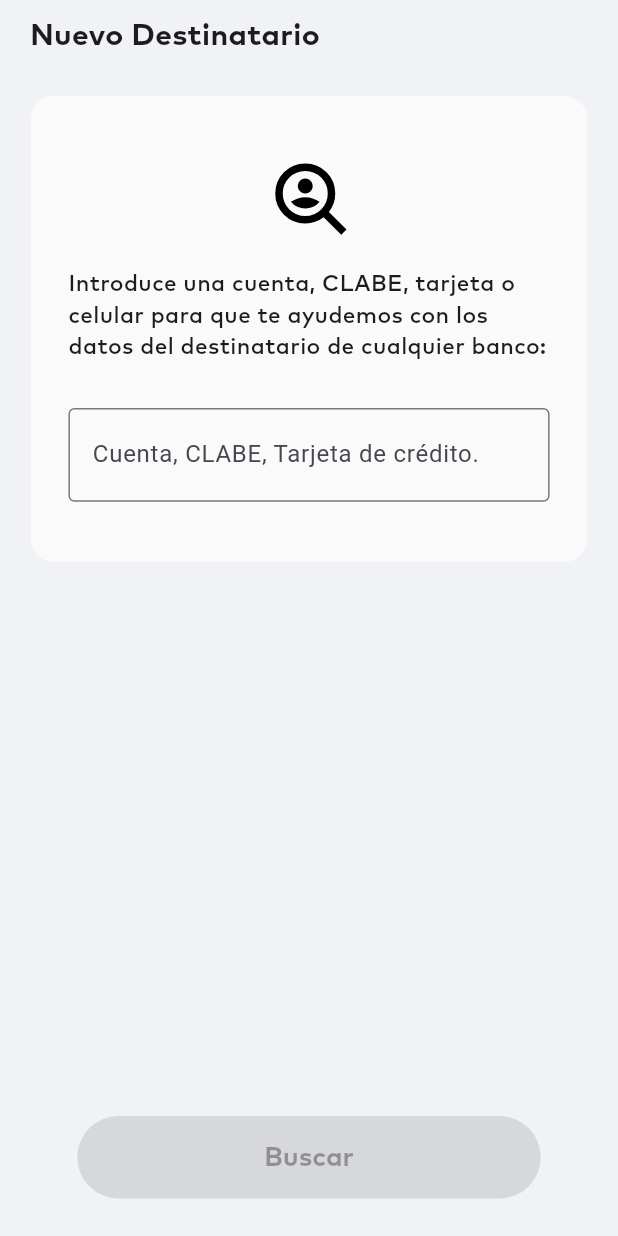
After one commit to ArianaTzucV/FreshStart, a Flutter app: the NewContactView screen opened directly, on a phone screen of 412 x 824 dp. The commit adds this screen. Run offline on Flutter 3.47's test engine with Material 3 defaults, Android fonts, the phone set to English and light mode, and no system bars; our stand-ins replace flutter_svg.

Commit message:
Add newContactView and subtitleWidget

```diff
--- /dev/null
+++ b/lib/core/presentation/views/new_contact_view.dart
@@ -0,0 +1,65 @@
+import 'package:flutter/material.dart';
+import 'package:flutter_svg/svg.dart';
+import 'package:fresh_start/core/presentation/widgets/general_button.dart';
+import 'package:fresh_start/core/presentation/widgets/subtitle.dart';
+
+class NewContactView extends StatelessWidget {
+  const NewContactView({super.key});
+
+  @override
+  Widget build(BuildContext context) {
+    return Scaffold(
+        body: Column(
+      crossAxisAlignment: CrossAxisAlignment.start,
+      children: [
+        const SubtitleWidget(subtitleText: 'Nuevo Destinatario'),
+        const SizedBox(
+          height: 25.0,
+        ),
+        Center(
+          child: Container(
+              padding: const EdgeInsets.all(25.0),
+              width: MediaQuery.of(context).size.width * 0.9,
+              decoration: BoxDecoration(
+                borderRadius: BorderRadius.circular(15.0),
+                color: const Color(0XFFFAFAFA),
+              ),
+              child: Column(
+                children: [
+                  Padding(
+                    padding: const EdgeInsets.only(top: 15.0, bottom: 15.0),
+                    child: SvgPicture.asset(
+                      'assets/images/dataLoss.svg',
+                      height: 60.0,
+                      width: 60.0,
+                    ),
+                  ),
+                  const Text(
+                    'Introduce una cuenta, CLABE, tarjeta o celular para que te ayudemos con los datos del destinatario de cualquier banco:',
+                    style: TextStyle(
+                        fontFamily: 'MarkPro',
+                        fontSize: 15.0,
+                        fontWeight: FontWeight.w500),
+                  ),
+                  Container(
+                    padding: const EdgeInsets.only(top: 30.0, bottom: 15.0),
+                    child: const TextField(
+                      obscureText: false,
+                      decoration: InputDecoration(
+                          border: OutlineInputBorder(),
+                          labelText: ('Cuenta, CLABE, Tarjeta de crédito.'),
+                          suffix: Icon(Icons.search)),
+                    ),
+                  ),
+                ],
+              )),
+        ),
+        Expanded(child: Container()),
+        Center(
+            child: Container(
+                padding: const EdgeInsets.only(bottom: 25.0),
+                child: const GeneralButtonWidget(text: 'Buscar')))
+      ],
+    ));
+  }
+}
--- /dev/null
+++ b/lib/core/presentation/widgets/subtitle.dart
@@ -0,0 +1,19 @@
+import 'package:flutter/material.dart';
+
+class SubtitleWidget extends StatelessWidget {
+  final String subtitleText;
+
+  const SubtitleWidget({super.key, required this.subtitleText});
+
+  @override
+  Widget build(BuildContext context) {
+    return Container(
+      padding: const EdgeInsets.only(left: 20.0, right: 20.0, top: 10.0),
+      child: Text(
+        subtitleText,
+        style: const TextStyle(
+            fontFamily: 'MarkPro', fontSize: 20.0, fontWeight: FontWeight.bold),
+      ),
+    );
+  }
+}
```
Also changed, not shown: lib/core/presentation/views/transfers_view.dart (+10 -23 lines), assets/images/dataLoss.svg (added).
